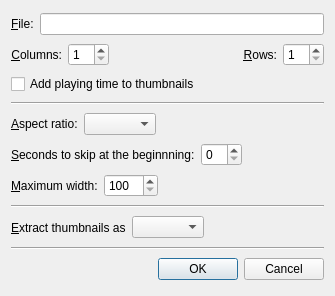
First picture: the form in src/videopreview/videopreviewconfigdialog.ui, repository wilbert2000/wzplayer, before the edit.
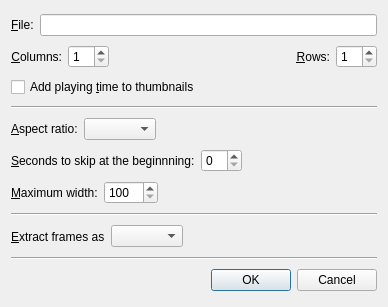
Second picture: the form after the edit. Custom widgets are drawn as their Qt base class.

Commit message: Added help for the format option, and a few fixes in the config dialog

```diff
--- a/src/videopreview/videopreviewconfigdialog.ui
+++ b/src/videopreview/videopreviewconfigdialog.ui
@@ -5,8 +5,8 @@
    <rect>
     <x>0</x>
     <y>0</y>
-    <width>335</width>
-    <height>296</height>
+    <width>388</width>
+    <height>307</height>
    </rect>
   </property>
   <property name="windowTitle" >
@@ -93,7 +93,7 @@
    <item>
     <widget class="QCheckBox" name="osd_check" >
      <property name="text" >
-      <string>Add playing time to thumbnails</string>
+      <string>Add playing &amp;time to thumbnails</string>
      </property>
     </widget>
    </item>
@@ -225,7 +225,7 @@
      <item>
       <widget class="QLabel" name="label_7" >
        <property name="text" >
-        <string>&amp;Extract thumbnails as</string>
+        <string>&amp;Extract frames as</string>
        </property>
        <property name="buddy" >
         <cstring>format_combo</cstring>
```
The commit also changes 1 other file.
